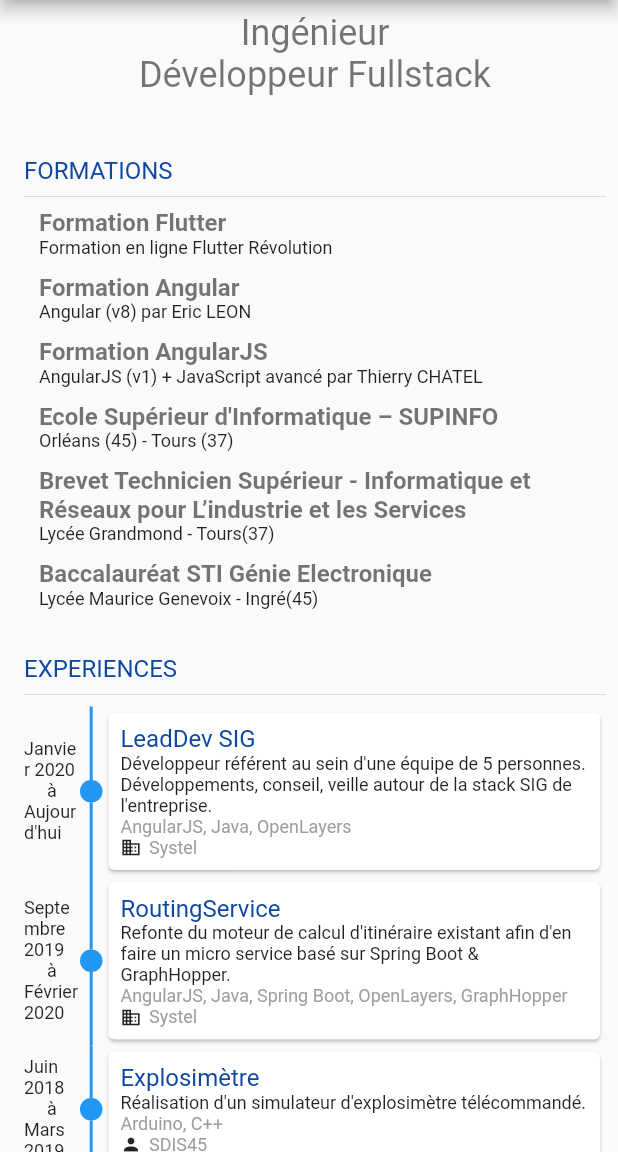
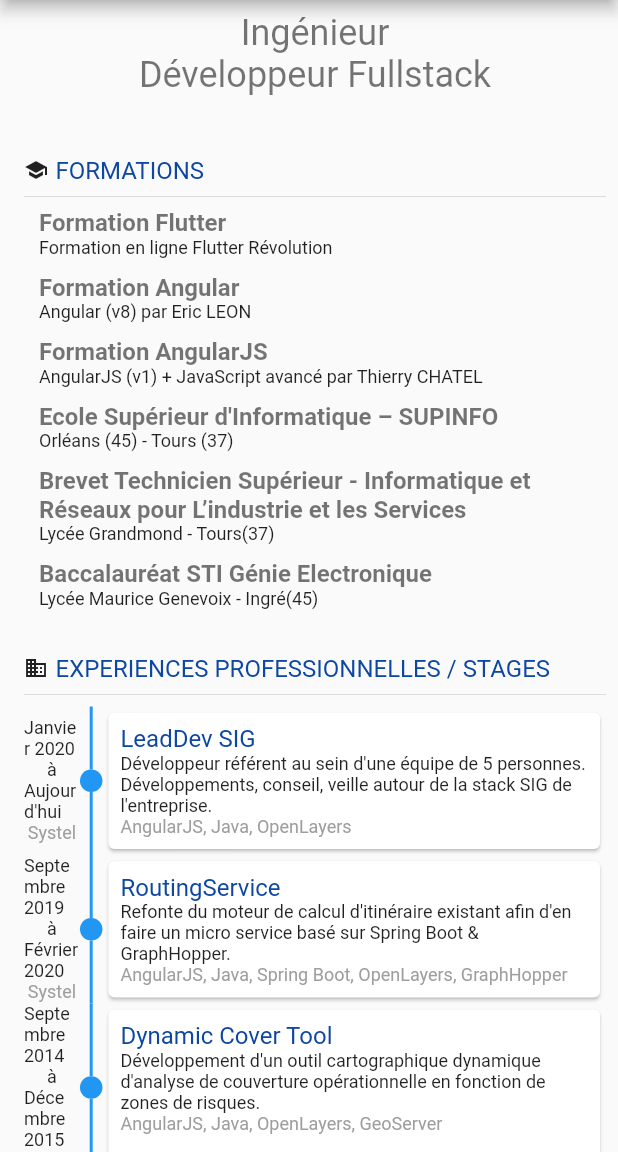
Before and after one commit to yoan-m/cv, a Flutter app: the screen it shows after launch, on a phone screen of 412 x 824 dp, the part 84-1236 px from its top. Run offline on Flutter 3.47's test engine with Material 2 defaults, Android fonts, the phone set to English and light mode, and no system bars; drawn by our look-alikes of timelines.

Commit message:
:rocket: update XP

```diff
--- a/lib/components/page-experience.dart
+++ b/lib/components/page-experience.dart
@@ -37,6 +37,11 @@ class PageExperienceWidget extends StatelessWidget {
                 Text(this.dateDebut),
                 Text('à'),
                 Text(this.dateFin),
+                Text(
+                  this.entreprise,
+                  textAlign: TextAlign.center,
+                  style: Theme.of(context).textTheme.headline5,
+                ),
               ]),
         ),
         contentsBuilder: (context, index) => Card(
@@ -57,26 +62,6 @@ class PageExperienceWidget extends StatelessWidget {
                   this.technos,
                   style: Theme.of(context).textTheme.headline5,
                 ),
-                Row(children: [
-                  this.perso != null && this.perso
-                      ? Icon(
-                          Icons.person,
-                          size: 14,
-                        )
-                      : Icon(
-                          Icons.business,
-                          size: 14,
-                        ),
-                  Container(
-                    padding: EdgeInsets.only(left: 5),
-                    //width: 80,
-                    child: Text(
-                      this.entreprise,
-                      overflow: TextOverflow.clip,
-                      style: Theme.of(context).textTheme.headline5,
-                    ),
-                  ),
-                ]),
               ],
             ),
           ),
--- a/lib/components/page-title.dart
+++ b/lib/components/page-title.dart
@@ -2,14 +2,26 @@ import 'package:flutter/material.dart';
 
 class PageTitleWidget extends StatelessWidget {
   final String title;
-
-  const PageTitleWidget({Key key, this.title}) : super(key: key);
+  final IconData icon;
+  const PageTitleWidget({Key key, this.title, this.icon}) : super(key: key);
 
   @override
   Widget build(BuildContext context) {
-    return Column(
-      crossAxisAlignment: CrossAxisAlignment.start,
-      children: [Text(this.title, style: Theme.of(context).textTheme.headline3,), Divider()],
-    );
+    return Column(crossAxisAlignment: CrossAxisAlignment.start, children: [
+      Row(children: [
+        Padding(
+          padding: EdgeInsets.only(right: 5),
+          child: Icon(
+            this.icon,
+            size: 16,
+          ),
+        ),
+        Text(
+          this.title,
+          style: Theme.of(context).textTheme.headline3,
+        ),
+      ]),
+      Divider()
+    ]);
   }
 }
--- a/lib/page.dart
+++ b/lib/page.dart
@@ -6,16 +6,13 @@ import 'package:cv/components/page-training.dart';
 import 'package:flutter/material.dart';
 
 class PageWidget extends StatelessWidget {
+  final ScrollController controller = ScrollController();
   @override
   Widget build(BuildContext context) {
-    return Row(children: [
-      Expanded(
-        child: SingleChildScrollView(
-          child: Padding(
+    return Padding(
       padding: EdgeInsets.fromLTRB(16, 8, 8, 0),
-            child: Column(
-              mainAxisAlignment: MainAxisAlignment.start,
-              crossAxisAlignment: CrossAxisAlignment.start,
+      child: ListView(
+        controller: controller,
         children: <Widget>[
           Center(
             child: Text(
@@ -30,7 +27,7 @@ class PageWidget extends StatelessWidget {
             ),
           ),
           Padding(padding: EdgeInsets.all(20)),
-                PageTitleWidget(title: 'FORMATIONS'),
+          PageTitleWidget(title: 'FORMATIONS', icon: Icons.school),
           PageTrainingWidget(
             title: 'Formation Flutter',
             subtitle: 'Formation en ligne Flutter Révolution',
@@ -41,8 +38,7 @@ class PageWidget extends StatelessWidget {
           ),
           PageTrainingWidget(
             title: 'Formation AngularJS',
-                  subtitle:
-                      'AngularJS (v1) + JavaScript avancé par Thierry CHATEL',
+            subtitle: 'AngularJS (v1) + JavaScript avancé par Thierry CHATEL',
           ),
           PageTrainingWidget(
             title: 'Ecole Supérieur d\'Informatique – SUPINFO',
@@ -58,7 +54,9 @@ class PageWidget extends StatelessWidget {
             subtitle: 'Lycée Maurice Genevoix - Ingré(45)',
           ),
           PageSpacerWidget(),
-                PageTitleWidget(title: 'EXPERIENCES'),
+          PageTitleWidget(
+              title: 'EXPERIENCES PROFESSIONNELLES / STAGES',
+              icon: Icons.business),
           PageExperienceWidget(
             dateDebut: 'Janvier 2020',
             dateFin: 'Aujourd\'hui',
@@ -75,28 +73,7 @@ class PageWidget extends StatelessWidget {
                 'Refonte du moteur de calcul d\'itinéraire existant afin d\'en faire un micro service basé sur Spring Boot & GraphHopper.',
             entreprise: 'Systel',
             title: 'RoutingService',
-                  technos:
-                      'AngularJS, Java, Spring Boot, OpenLayers, GraphHopper',
-                ),
-                PageExperienceWidget(
-                  dateDebut: 'Juin 2018',
-                  dateFin: 'Mars 2019',
-                  title: 'Explosimètre',
-                  entreprise: 'SDIS45',
-                  subtitle:
-                      'Réalisation d\'un simulateur d\'explosimètre télécommandé.',
-                  technos: 'Arduino, C++',
-                  perso: true,
-                ),
-                PageExperienceWidget(
-                  dateDebut: 'Septembre 2016',
-                  dateFin: 'Mars 2017',
-                  title: 'CIS Booster',
-                  entreprise: 'SDIS17',
-                  subtitle:
-                      'Création d\'une application Android de gestion d\'un centre de secours.\nCréation des inventaires, pleins de carburant et tournée des hydrants.\nTravail hors ligne et reporting.',
-                  technos: 'AngularJS, Ionic, CouchDB',
-                  perso: true,
+            technos: 'AngularJS, Java, Spring Boot, OpenLayers, GraphHopper',
           ),
           PageExperienceWidget(
             dateDebut: 'Septembre 2014',
@@ -154,6 +131,73 @@ class PageWidget extends StatelessWidget {
           ),
           PageExperienceWidget(
             dateDebut: 'Janvier 2009',
+            dateFin: 'Mars 2010',
+            title: 'Alternance',
+            entreprise: 'Apogéa',
+            subtitle:
+                'Maintenance et développement d\'un outil de plannification interne.',
+            technos: 'VB.Net, SQL Server, WinDev',
+          ),
+          PageExperienceWidget(
+            dateDebut: 'Juillet 2008',
+            dateFin: 'Octobre 2008',
+            title: 'Stage à plein temps',
+            entreprise: 'Atos Origin Intégration',
+            subtitle: 'Intégration à l\'équipe de développement Michelin.',
+            technos: 'C#, NHibernate, Spring.Net, ASP',
+          ),
+          PageExperienceWidget(
+            dateDebut: 'Janvier 2008',
+            dateFin: 'Octobre 2008',
+            title: 'Alternance',
+            entreprise: 'Atos Origin Intégration',
+            subtitle:
+                'Développement d\'un outil de contrôle qualité pour Renault.',
+            technos: 'VB.Net',
+          ),
+          PageExperienceWidget(
+            dateDebut: 'Juin 2006',
+            dateFin: 'Juillet 2006',
+            title: 'Stage',
+            entreprise: 'Mory Logidis',
+            subtitle:
+                'Développement d’un site internet d’achats en ligne pour des clients n’ayant pas les moyens de s’interfacer avec le progiciel INFOLOG',
+            technos: 'PHP, jQuery, AS/400',
+          ),
+          PageSpacerWidget(),
+          PageTitleWidget(title: 'PROJETS PERSONNELS', icon: Icons.person),
+          PageExperienceWidget(
+            dateDebut: 'Juin 2021',
+            dateFin: 'Aujourd\'hui',
+            title: 'CIS Booster v2',
+            entreprise: 'SDIS17',
+            subtitle:
+                'Refonte de l\'application mobile de gestion des CIS et déploiement sur Firebase',
+            technos: 'Dart, Flutter, Firebase',
+            perso: true,
+          ),
+          PageExperienceWidget(
+            dateDebut: 'Juin 2018',
+            dateFin: 'Mars 2019',
+            title: 'Explosimètre',
+            entreprise: 'SDIS45',
+            subtitle:
+                'Réalisation d\'un simulateur d\'explosimètre télécommandé.',
+            technos: 'Arduino, C++',
+            perso: true,
+          ),
+          PageExperienceWidget(
+            dateDebut: 'Septembre 2016',
+            dateFin: 'Mars 2017',
+            title: 'CIS Booster',
+            entreprise: 'SDIS17',
+            subtitle:
+                'Création d\'une application Android de gestion d\'un centre de secours.\nCréation des inventaires, pleins de carburant et tournée des hydrants.\nTravail hors ligne et reporting.',
+            technos: 'AngularJS, Ionic, CouchDB',
+            perso: true,
+          ),
+          PageExperienceWidget(
+            dateDebut: 'Janvier 2009',
             dateFin: 'Décembre 2009',
             title: 'DiploDocus',
             entreprise: 'SDIS45',
@@ -161,15 +205,6 @@ class PageWidget extends StatelessWidget {
                 'Développement d\'un outil de gestion des formations, validation des UV et génération de diplômes',
             technos: 'PHP, MySQL, jQuery',
             perso: true,
-                ),
-                PageExperienceWidget(
-                  dateDebut: 'Janvier 2009',
-                  dateFin: 'Mars 2010',
-                  title: 'Alternance',
-                  entreprise: 'Apogéa',
-                  subtitle:
-                      'Maintenance et développement d\'un outil de plannification interne.',
-                  technos: 'VB.Net, SQL Server, WinDev',
           ),
           PageExperienceWidget(
             dateDebut: 'Janvier 2008',
@@ -182,24 +217,6 @@ class PageWidget extends StatelessWidget {
             perso: true,
           ),
           PageExperienceWidget(
-                  dateDebut: 'Juillet 2008',
-                  dateFin: 'Octobre 2008',
-                  title: 'Stage à plein temps',
-                  entreprise: 'Atos Origin Intégration',
-                  subtitle:
-                      'Intégration à l\'équipe de développement Michelin.',
-                  technos: 'C#, NHibernate, Spring.Net, ASP',
-                ),
-                PageExperienceWidget(
-                  dateDebut: 'Janvier 2008',
-                  dateFin: 'Octobre 2008',
-                  title: 'Alternance',
-                  entreprise: 'Atos Origin Intégration',
-                  subtitle:
-                      'Développement d\'un outil de contrôle qualité pour Renault.',
-                  technos: 'VB.Net',
-                ),
-                PageExperienceWidget(
             dateDebut: 'Janvier 2008',
             dateFin: 'Décembre 2008',
             title: 'JSP - Orléans Nord',
@@ -208,15 +225,6 @@ class PageWidget extends StatelessWidget {
                 'Création d\'un ERP pour le suivi de formation des jeunes sapeurs pompiers',
             technos: 'PHP, jQuery, Mysql',
             perso: true,
-                ),
-                PageExperienceWidget(
-                  dateDebut: 'Juin 2006',
-                  dateFin: 'Juillet 2006',
-                  title: 'Stage',
-                  entreprise: 'Mory Logidis',
-                  subtitle:
-                      'Développement d’un site internet d’achats en ligne pour des clients n’ayant pas les moyens de s’interfacer avec le progiciel INFOLOG',
-                  technos: 'PHP, jQuery, AS/400',
           ),
           PageSpacerWidget(),
           PageTitleWidget(title: 'CENTRES D\'INTERETS'),
@@ -227,25 +235,19 @@ class PageWidget extends StatelessWidget {
               PageHobbyWidget(
                   icon: Icons.settings_input_antenna,
                   title: 'Domotique (contributeur Jeedom)'),
-                    PageHobbyWidget(
-                        title: 'Paramoteur', icon: Icons.paragliding),
+              PageHobbyWidget(title: 'Paramoteur', icon: Icons.paragliding),
               PageHobbyWidget(
                   title: 'Sapeur Pompier Volontaire',
                   icon: Icons.local_fire_department),
-                    PageHobbyWidget(
-                        title: 'Electronique', icon: Icons.bug_report),
+              PageHobbyWidget(title: 'Electronique', icon: Icons.bug_report),
               PageHobbyWidget(title: 'Voyages', icon: Icons.explore),
-                    PageHobbyWidget(
-                        title: 'Maraîchage', icon: Icons.emoji_nature),
+              PageHobbyWidget(title: 'Maraîchage', icon: Icons.emoji_nature),
               PageHobbyWidget(title: 'DIY', icon: Icons.design_services)
             ],
           ),
           PageSpacerWidget(),
         ],
       ),
-          ),
-        ),
-      ),
-    ]);
+    );
   }
 }
```
Also changed, not shown: pubspec.lock. Lines whose indentation alone changed are shown as unchanged.
